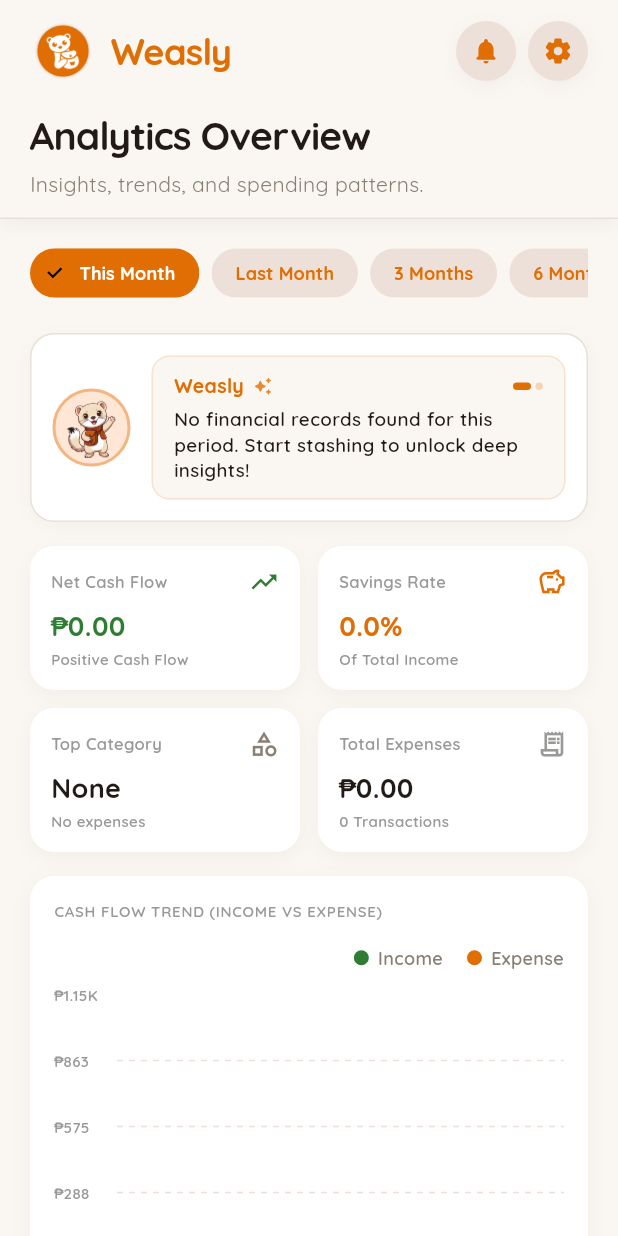
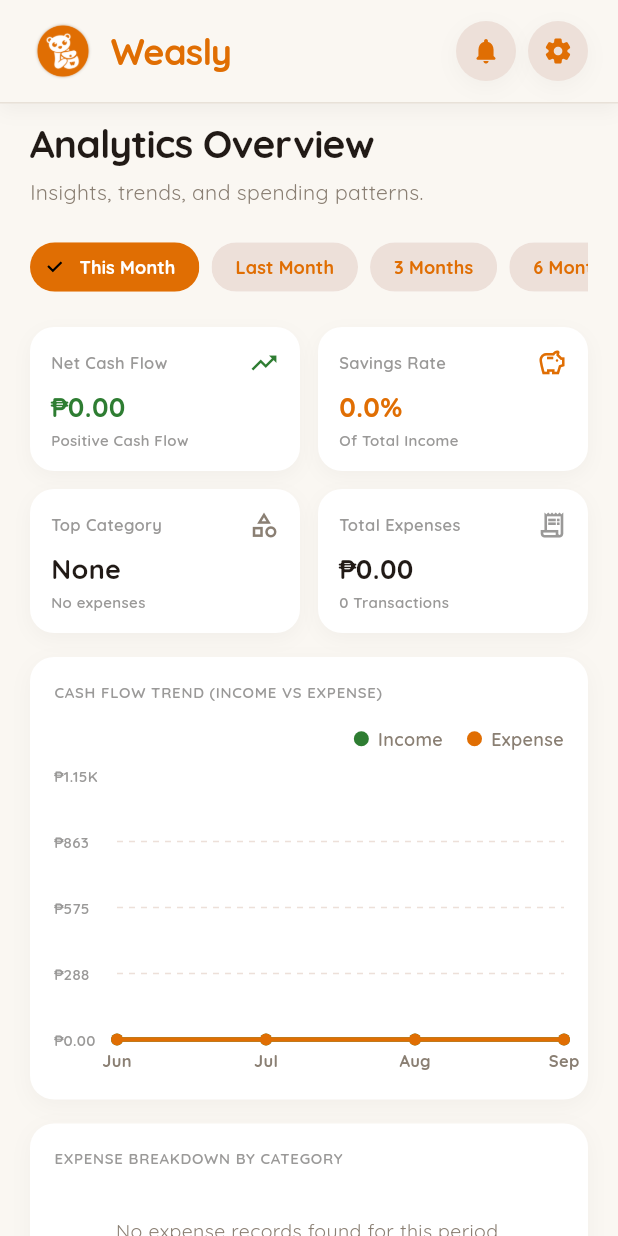
Before and after one commit to Ae-32/Weasly, a Flutter app: the StatisticsScreen screen opened directly, on a phone screen of 412 x 824 dp. Run offline on Flutter 3.47's test engine with Material 3 defaults, Android fonts, the phone set to English and light mode, and no system bars; drawn by our look-alikes of fl_chart; our stand-ins replace cloud_firestore, firebase_auth, firebase_core, flutter_local_notifications, flutter_riverpod, flutter_secure_storage and 5 more; accounts and stored records are empty.

Commit message:
Analytics Minor Fixes

```diff
--- a/lib/screens/statistics/statistics_screen.dart
+++ b/lib/screens/statistics/statistics_screen.dart
@@ -8,7 +8,6 @@ import '../../providers/statistics_provider.dart';
 import '../../utils/app_colors.dart';
 import '../../utils/statistics_calculator.dart';
 import '../../widgets/category_icon.dart';
-import '../../widgets/mascot_insight_bubble.dart';
 import '../../widgets/weasly_app_header.dart';
 import 'widgets/cash_flow_line_chart.dart';
 import 'widgets/day_of_week_chart.dart';
@@ -21,7 +20,6 @@ class StatisticsScreen extends ConsumerWidget {
   Widget build(BuildContext context, WidgetRef ref) {
     final activeRange = ref.watch(statisticsTimeRangeProvider);
     final stats = ref.watch(financialStatisticsProvider);
-    final insightMessages = ref.watch(analyticsInsightMessagesProvider);
     final currencyFormatter = NumberFormat.currency(symbol: '₱', decimalDigits: 2);
     final currencyFormatterShort = NumberFormat.currency(symbol: '₱', decimalDigits: 0);
 
@@ -29,28 +27,41 @@ class StatisticsScreen extends ConsumerWidget {
       backgroundColor: AppColors.bgBase,
       body: SafeArea(
         child: Column(
+          crossAxisAlignment: CrossAxisAlignment.start,
           children: [
-            // Header Bar
-            const WeaslyAppHeader(
-              topLabel: 'FINANCIAL ANALYTICS',
-              title: 'Analytics Overview',
-              subtitle: 'Insights, trends, and spending patterns.',
-              showBackButton: false,
-            ),
+            // Fixed Top Header Bar (Logo Badge & Action Buttons)
+            const WeaslyAppHeader(),
 
-            // Scrollable Analytics Canvas
+            // Scrollable Analytics Canvas Container
             Expanded(
               child: SingleChildScrollView(
-                padding: const EdgeInsets.symmetric(horizontal: 20.0, vertical: 12.0),
+                padding: const EdgeInsets.symmetric(horizontal: 20.0, vertical: 8.0),
                 child: Column(
                   crossAxisAlignment: CrossAxisAlignment.start,
                   children: [
+                    // Scrollable Page Title & Subtitle Section
+                    Text(
+                      'Analytics Overview',
+                      style: GoogleFonts.quicksand(
+                        fontSize: 26,
+                        fontWeight: FontWeight.w700,
+                        color: const Color(0xFF211A16),
+                        letterSpacing: -0.5,
+                      ),
+                    ),
+                    const SizedBox(height: 4),
+                    Text(
+                      'Insights, trends, and spending patterns.',
+                      style: GoogleFonts.quicksand(
+                        fontSize: 14,
+                        fontWeight: FontWeight.w400,
+                        color: const Color(0xFF8A7F73),
+                      ),
+                    ),
+                    const SizedBox(height: 16),
+
                     // Time Range Filter Bar
                     _buildTimeRangePicker(ref, activeRange),
-                    const SizedBox(height: 16),
-
-                    // Mascot Insight Speech Bubble Banner
-                    MascotInsightBubble(insights: insightMessages),
                     const SizedBox(height: 16),
 
                     // Top KPI Metric Cards Grid
```
Also changed, not shown: lib/screens/settings/payday_setup_modal.dart (+121 -75 lines).
